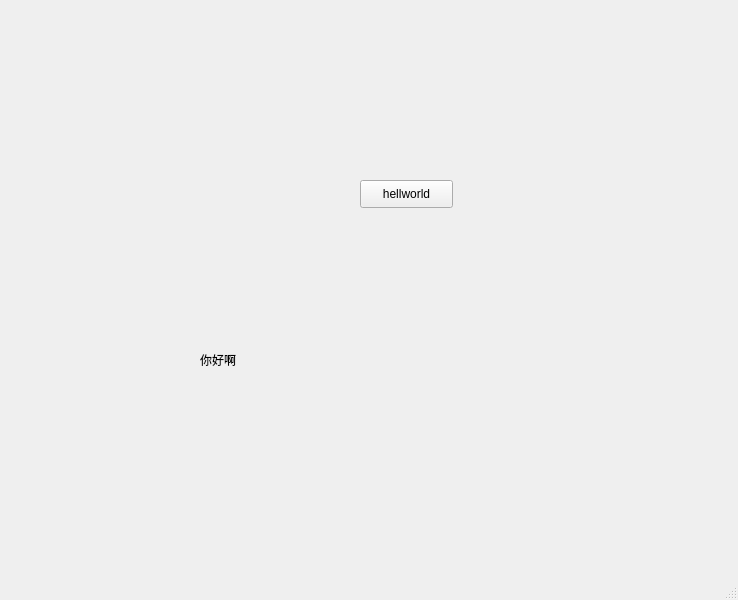
This is helloworld/mainwindow.ui in cx-ym/QtCourse as Qt 5 draws it before an edit. The edited form follows.
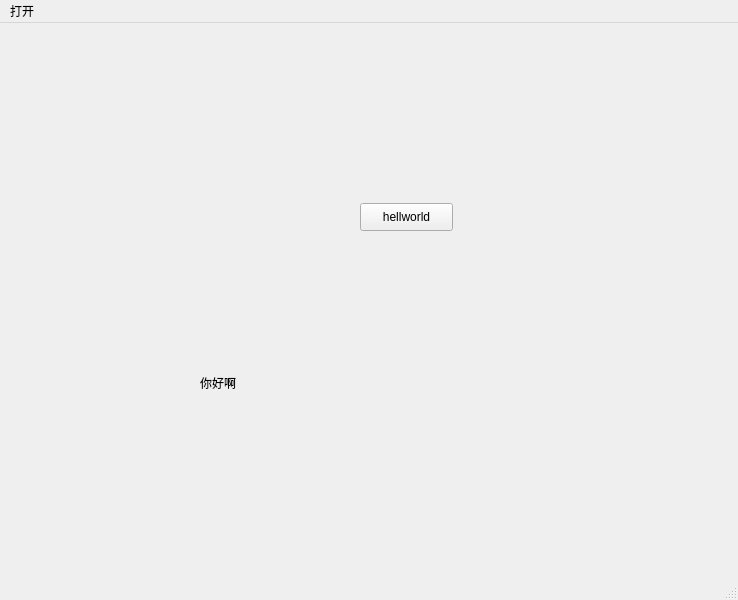
This is the edited form.

Diff of the .ui file:
```diff
--- a/helloworld/mainwindow.ui
+++ b/helloworld/mainwindow.ui
@@ -50,6 +50,13 @@
      <height>25</height>
     </rect>
    </property>
+   <widget class="QMenu" name="menu">
+    <property name="title">
+     <string>打开</string>
+    </property>
+    <addaction name="actionhello"/>
+   </widget>
+   <addaction name="menu"/>
   </widget>
   <widget class="QStatusBar" name="statusbar"/>
  </widget>
```
Left out of the diff: 8 changed lines with no effect on the pictures.
